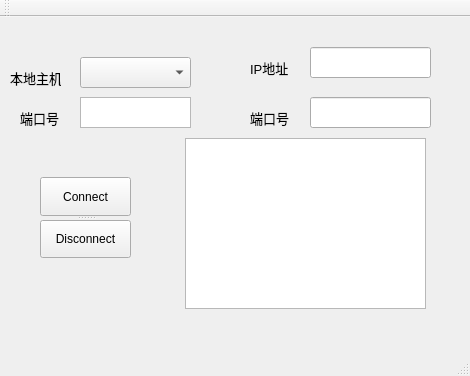
Above: mainwindow.ui from yao-bo/SLMP before the change. Below: the same form after it.
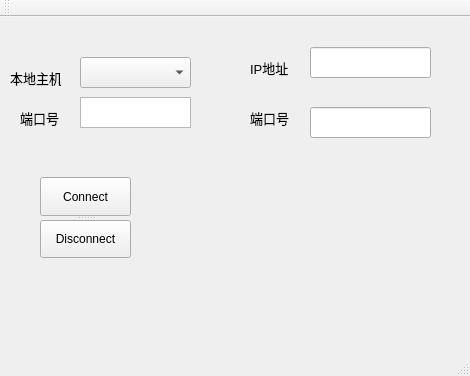
That is the form after the change.

What changed in the file:
```diff
--- a/mainwindow.ui
+++ b/mainwindow.ui
@@ -14,16 +14,6 @@
    <string>MainWindow</string>
   </property>
   <widget class="QWidget" name="centralWidget">
-   <widget class="QTextBrowser" name="textBrowser">
-    <property name="geometry">
-     <rect>
-      <x>185</x>
-      <y>121</y>
-      <width>241</width>
-      <height>171</height>
-     </rect>
-    </property>
-   </widget>
    <widget class="QTextEdit" name="portSet">
     <property name="geometry">
      <rect>
@@ -48,7 +38,7 @@
     <property name="geometry">
      <rect>
       <x>310</x>
-      <y>80</y>
+      <y>90</y>
       <width>121</width>
       <height>31</height>
      </rect>
```
